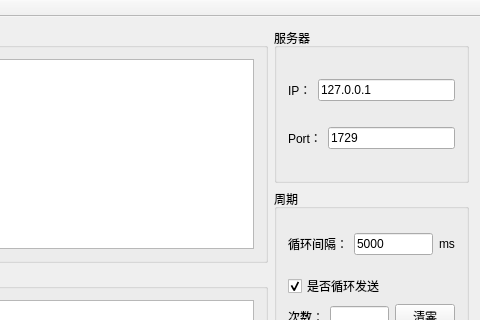
This is mainwindow.ui in MarsGrass/tcpTool as Qt 5 draws it before an edit; both pictures show x 230 to 710 and y 0 to 320 of the 710 by 538 pixel window. The edited form follows.
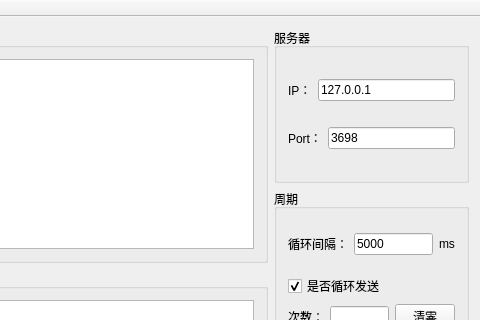
This is the edited form.

Commit message:
修改sn
修改了多终端发送时的系列号

The edit to the form file:
```diff
--- a/mainwindow.ui
+++ b/mainwindow.ui
@@ -89,7 +89,7 @@
            <item>
             <widget class="QLineEdit" name="edtPort">
              <property name="text">
-              <string>1729</string>
+              <string>3698</string>
              </property>
             </widget>
            </item>
```
Left out of the diff: 2 changed lines with no effect on the pictures. The commit also changes 2 other files.
